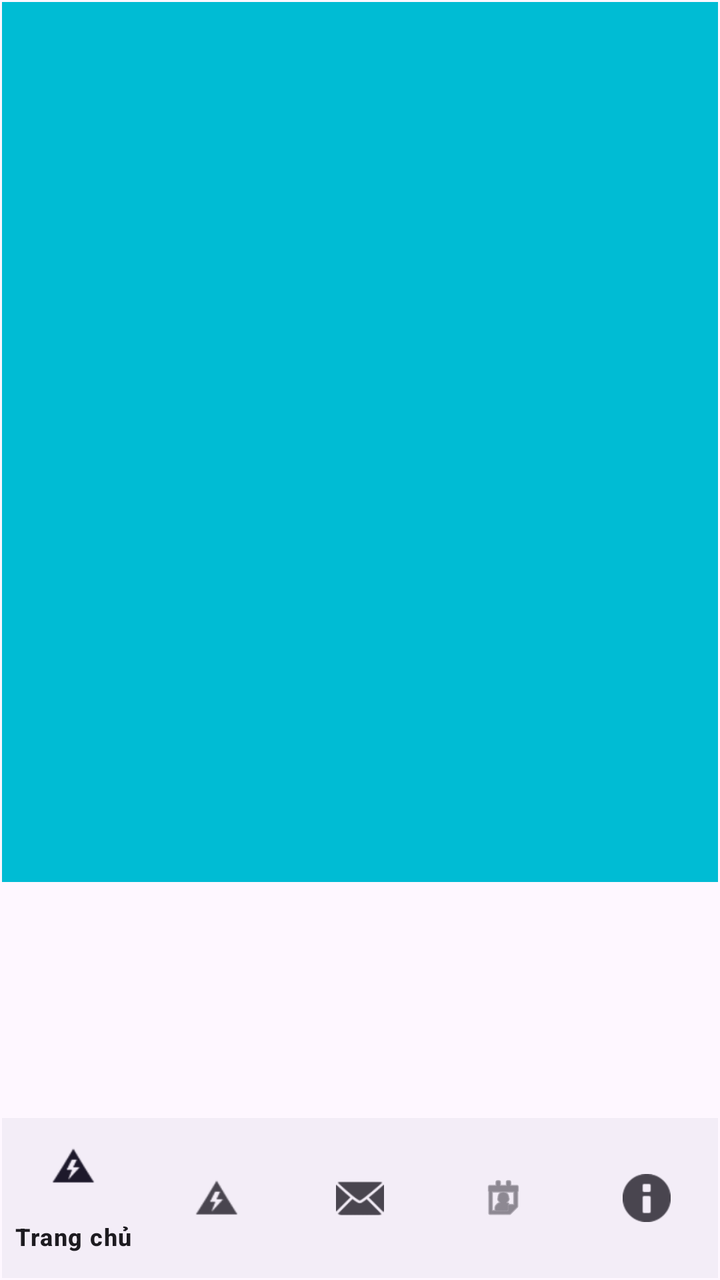
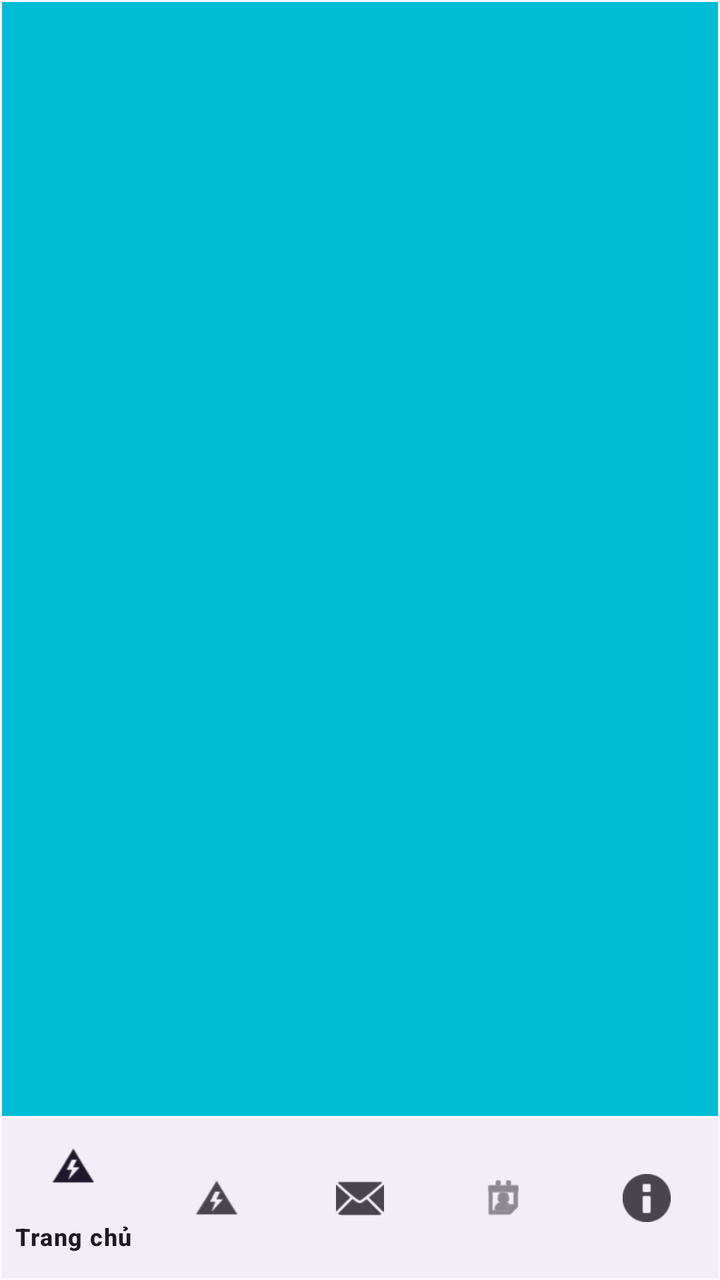

An Android layout rendered at two revisions. The XML below is the earlier revision; the diff shows what the commit changed to produce the second picture.
<!-- AndroidManifest.xml: application theme Theme.ThiGiuaKi_65130771 -->
<!-- res/layout/activity_main.xml -->
<?xml version="1.0" encoding="utf-8"?>
<androidx.constraintlayout.widget.ConstraintLayout xmlns:android="http://schemas.android.com/apk/res/android"
    xmlns:app="http://schemas.android.com/apk/res-auto"
    xmlns:tools="http://schemas.android.com/tools"
    android:id="@+id/main"
    android:layout_width="match_parent"
    android:layout_height="match_parent"
    tools:context=".MainActivity">

    <androidx.constraintlayout.widget.ConstraintLayout
        android:id="@+id/fragmentSpace"
        android:layout_width="0dp"
        android:layout_height="440dp"
        android:layout_marginStart="1dp"
        android:layout_marginTop="1dp"
        android:layout_marginEnd="1dp"
        android:background="#00BCD4"
        app:layout_constraintEnd_toEndOf="parent"
        app:layout_constraintStart_toStartOf="parent"
        app:layout_constraintTop_toTopOf="parent">

    </androidx.constraintlayout.widget.ConstraintLayout>

    <com.google.android.material.bottomnavigation.BottomNavigationView
        android:id="@+id/bottomNavigationView"
        android:layout_width="0dp"
        android:layout_height="wrap_content"
        android:layout_marginStart="1dp"
        android:layout_marginEnd="1dp"
        android:layout_marginBottom="1dp"
        app:layout_constraintBottom_toBottomOf="parent"
        app:layout_constraintEnd_toEndOf="parent"
        app:layout_constraintStart_toStartOf="parent"
        app:menu="@menu/menu_baithi" />
</androidx.constraintlayout.widget.ConstraintLayout>
<!-- resources referenced by this layout -->
<resources>
  <style name="Theme.ThiGiuaKi_65130771" parent="Base.Theme.ThiGiuaKi_65130771" />
  <style name="Base.Theme.ThiGiuaKi_65130771" parent="Theme.Material3.DayNight.NoActionBar">
          
          
      </style>
</resources>

<!-- the commit's change to res/layout/activity_main.xml (unified diff, before → after) -->
@@ -10,11 +10,13 @@
     <androidx.constraintlayout.widget.ConstraintLayout
         android:id="@+id/fragmentSpace"
         android:layout_width="0dp"
-        android:layout_height="440dp"
+        android:layout_height="0dp"
         android:layout_marginStart="1dp"
         android:layout_marginTop="1dp"
         android:layout_marginEnd="1dp"
+        android:layout_marginBottom="1dp"
         android:background="#00BCD4"
+        app:layout_constraintBottom_toTopOf="@+id/bottomNavigationView"
         app:layout_constraintEnd_toEndOf="parent"
         app:layout_constraintStart_toStartOf="parent"
         app:layout_constraintTop_toTopOf="parent">
